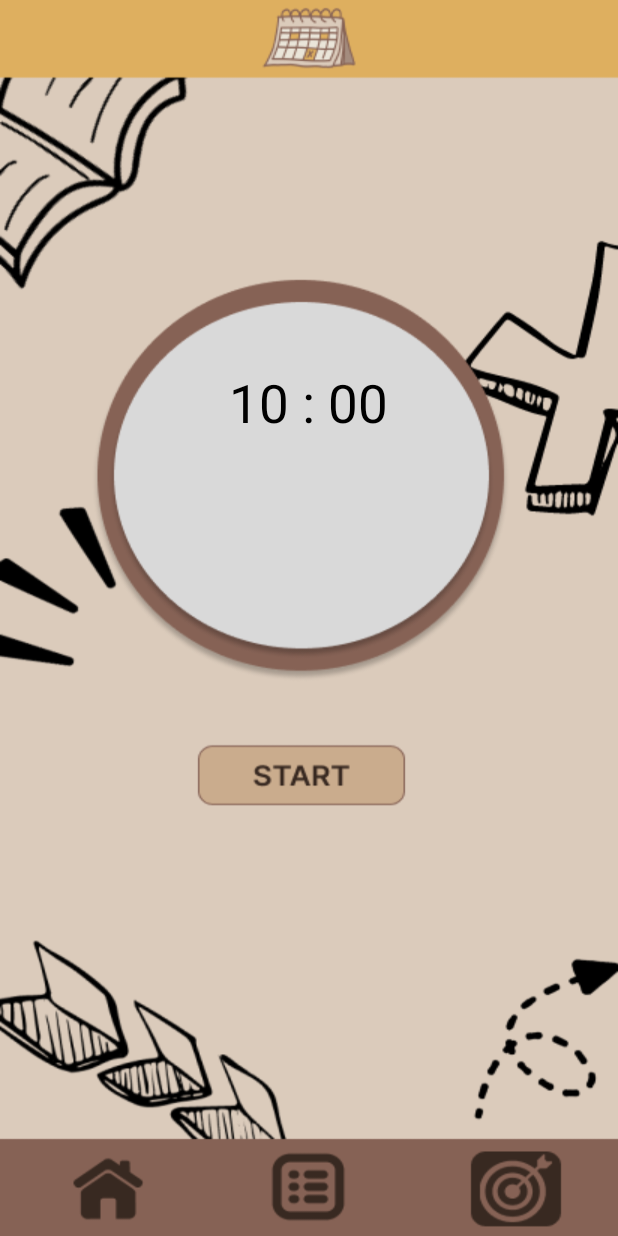
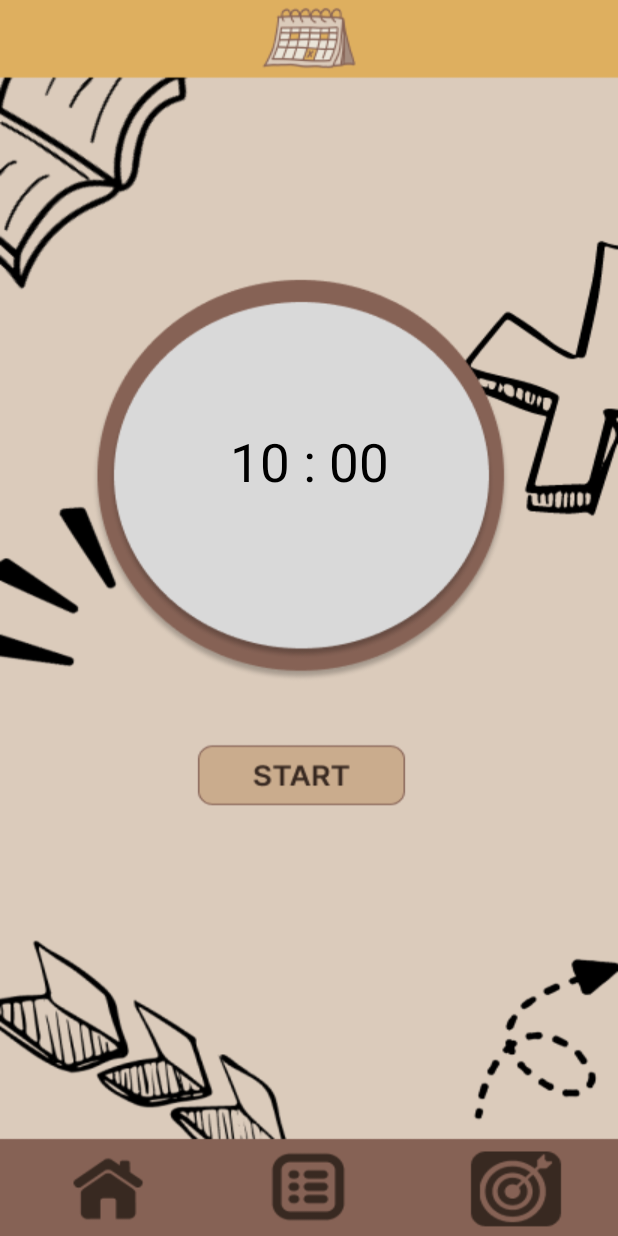
Before and after one commit to JeckTupir/Tasker, an Android app: the Pomodoro screen opened directly, with no data from a screen before it, on a phone screen of 412 x 824 dp. Run offline under Robolectric (Android 15) with nearby library versions, the phone set to English and light mode, and no system bars.

Commit message:
Jestopher-small changes commit

```diff
--- a/app/src/main/AndroidManifest.xml
+++ b/app/src/main/AndroidManifest.xml
@@ -14,6 +14,9 @@
         android:supportsRtl="true"
         android:theme="@style/Theme.Tasker"
         tools:targetApi="31">
+        <activity
+            android:name=".Signup"
+            android:exported="false" />
         <activity
             android:name=".todo"
             android:exported="false" />
--- a/app/src/main/res/layout/activity_dashboard.xml
+++ b/app/src/main/res/layout/activity_dashboard.xml
@@ -6,6 +6,7 @@
     android:id="@+id/main"
     android:layout_width="match_parent"
     android:layout_height="match_parent"
+    android:layout_gravity="center"
     tools:context=".Dashboard">
 
     <Button
@@ -15,10 +16,10 @@
         android:backgroundTint="#00FFFFFF"
         app:layout_constraintBottom_toBottomOf="parent"
         app:layout_constraintEnd_toEndOf="parent"
-        app:layout_constraintHorizontal_bias="0.886"
+        app:layout_constraintHorizontal_bias="0.877"
         app:layout_constraintStart_toStartOf="parent"
         app:layout_constraintTop_toTopOf="parent"
-        app:layout_constraintVertical_bias="0.991" />
+        app:layout_constraintVertical_bias="0.979" />
 
     <Button
         android:id="@+id/btnTodo"
--- a/app/src/main/res/layout/activity_home.xml
+++ b/app/src/main/res/layout/activity_home.xml
@@ -105,11 +105,12 @@
 
             <TextView
                 android:id="@+id/textView2"
-                android:textSize="15dp"
                 android:layout_width="wrap_content"
                 android:layout_height="wrap_content"
                 android:layout_marginStart="12dp"
-                android:text="Today's achievement : " />
+                android:text="Today's achievement : "
+                android:textColor="#392A22"
+                android:textSize="15dp" />
             <TextView
 
                 android:layout_width="wrap_content"
--- a/app/src/main/res/layout/activity_pomodoro.xml
+++ b/app/src/main/res/layout/activity_pomodoro.xml
@@ -6,6 +6,7 @@
     android:id="@+id/main"
     android:layout_width="match_parent"
     android:layout_height="match_parent"
+    android:layout_gravity="center"
     tools:context=".Pomodoro">
 
     <Button
@@ -17,19 +18,18 @@
         app:layout_constraintEnd_toEndOf="parent"
         app:layout_constraintStart_toStartOf="parent"
         app:layout_constraintTop_toTopOf="parent"
-        app:layout_constraintVertical_bias="0.992" />
+        app:layout_constraintVertical_bias="0.98" />
 
     <ProgressBar
         android:id="@+id/progress_circular"
-        android:layout_width="300dp"
-        android:layout_height="280dp"
+        android:layout_width="237dp"
+        android:layout_height="238dp"
         android:indeterminateOnly="false"
         app:layout_constraintBottom_toBottomOf="parent"
         app:layout_constraintEnd_toEndOf="parent"
-        app:layout_constraintHorizontal_bias="0.495"
         app:layout_constraintStart_toStartOf="parent"
         app:layout_constraintTop_toTopOf="parent"
-        app:layout_constraintVertical_bias="0.219" />
+        app:layout_constraintVertical_bias="0.333" />
 
     <TextView
         android:id="@+id/timer"
@@ -40,10 +40,9 @@
         android:textSize="35dp"
         app:layout_constraintBottom_toBottomOf="parent"
         app:layout_constraintEnd_toEndOf="parent"
-        app:layout_constraintHorizontal_bias="0.498"
         app:layout_constraintStart_toStartOf="parent"
         app:layout_constraintTop_toTopOf="parent"
-        app:layout_constraintVertical_bias="0.315" />
+        app:layout_constraintVertical_bias="0.366" />
 
     <Button
         android:id="@+id/start"
@@ -60,7 +59,7 @@
         app:layout_constraintHorizontal_bias="0.474"
         app:layout_constraintStart_toStartOf="parent"
         app:layout_constraintTop_toBottomOf="@+id/progress_circular"
-        app:layout_constraintVertical_bias="0.219" />
+        app:layout_constraintVertical_bias="0.132" />
 
     <Button
         android:id="@+id/End"
@@ -90,9 +89,9 @@
         android:textSize="20dp"
         app:layout_constraintBottom_toBottomOf="parent"
         app:layout_constraintEnd_toEndOf="parent"
-        app:layout_constraintHorizontal_bias="0.126"
+        app:layout_constraintHorizontal_bias="0.12"
         app:layout_constraintStart_toStartOf="parent"
         app:layout_constraintTop_toBottomOf="@+id/progress_circular"
-        app:layout_constraintVertical_bias="0.979" />
+        app:layout_constraintVertical_bias="0.954" />
 
 </androidx.constraintlayout.widget.ConstraintLayout>
```
Also changed, not shown: app/src/main/java/com/example/tasker/Pomodoro.java (+9 -7 lines), app/src/main/java/com/example/tasker/Signup.java (added, +24 -0 lines), app/src/main/res/layout/activity_signup.xml (added, +10 -0 lines).
